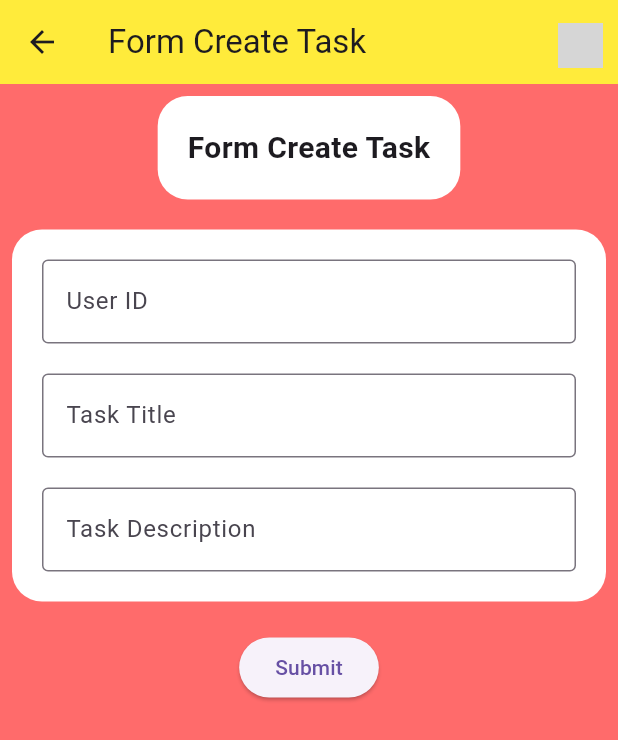
After one commit to amirulmukmin3007/learning_application_multifeatures, a Flutter app: the FormCreateTask screen opened directly, after a tap on "Submit", on a phone screen of 412 x 824 dp. The commit adds this screen. Shown: the top 740 px of the screen. Run offline on Flutter 3.47's test engine with Material 3 defaults, Android fonts, the phone set to English and light mode, and no system bars; our stand-ins replace file_picker, geolocator, image_picker, permission_handler; network calls fail; grey boxes are pictures that could not be loaded.

Commit message:
new update (simplified)

```diff
--- a/lib/models/form_models.dart
+++ b/lib/models/form_models.dart
@@ -37,6 +37,32 @@ Future<Map<String, dynamic>> submitFormApplication(
   }
 }
 
+Future<Map<String, dynamic>> postFormCreateTask(
+  userId,
+  taskTitle,
+  taskDescription,
+) async {
+  try {
+    final response = await http.post(
+      Uri.parse(Api.postFormCreateTask),
+      body: {
+        'user_id': userId,
+        'task_title': taskTitle,
+        'task_desc': taskDescription,
+      },
+    );
+    print(response.body);
+    if (response.statusCode == 200) {
+      return jsonDecode(response.body);
+    } else {
+      return {};
+    }
+  } catch (e) {
+    print(e);
+    return {};
+  }
+}
+
 Future<Map<String, dynamic>> fetchFormApplication() async {
   try {
     final response = await http.get(Uri.parse(Api.getFormApplication));
--- a/lib/utils/route/api.dart
+++ b/lib/utils/route/api.dart
@@ -23,5 +23,7 @@ class Api {
   static const getTaskDataMatthew = baseUrl + 'api/tasks/matthew';
 
   static const postFormApplication = baseUrl + 'api/form/submit-application';
+  static const postFormCreateTask =
+      baseUrl + 'api/form/submit-form-create-task';
   static const getFormApplication = baseUrl + 'api/form/get-application';
 }
--- /dev/null
+++ b/lib/views/pages/form_create_task.dart
@@ -0,0 +1,136 @@
+import 'package:flutter/material.dart';
+import 'package:learning_application_multifeatures/models/form_models.dart';
+import 'package:learning_application_multifeatures/utils/components/custom_appbar.dart';
+
+class FormCreateTask extends StatefulWidget {
+  const FormCreateTask({super.key});
+
+  @override
+  State<FormCreateTask> createState() => _FormCreateTaskState();
+}
+
+class _FormCreateTaskState extends State<FormCreateTask> {
+  Map<String, dynamic> result = {};
+  TextEditingController userIdController = TextEditingController();
+  TextEditingController taskTitleController = TextEditingController();
+  TextEditingController taskDescriptionController = TextEditingController();
+  bool isLoading = false;
+
+  Future<void> submitForm() async {
+    setState(() {
+      isLoading = true;
+    });
+
+    result = await postFormCreateTask(
+      userIdController.text,
+      taskTitleController.text,
+      taskDescriptionController.text,
+    );
+
+    if (result['success'] == true) {
+      showDialog(
+        context: context,
+        builder: (context) => AlertDialog(
+          title: Text('Success'),
+          content: Text('Task created successfully!'),
+          actions: [
+            TextButton(
+              child: Text('OK'),
+              onPressed: () => Navigator.pop(context),
+            ),
+          ],
+        ),
+      );
+    }
+
+    setState(() {
+      isLoading = false;
+    });
+  }
+
+  @override
+  Widget build(BuildContext context) {
+    return Scaffold(
+      backgroundColor: Color(0xFFFF6B6B),
+      appBar: CustomAppbar(title: 'Form Create Task'),
+      body: Stack(
+        children: [
+          SingleChildScrollView(
+            child: Center(
+              child: Padding(
+                padding: const EdgeInsets.all(8.0),
+                child: Column(
+                  children: [
+                    Container(
+                      padding: const EdgeInsets.all(20),
+                      decoration: BoxDecoration(
+                        color: Colors.white,
+                        borderRadius: BorderRadius.circular(20),
+                      ),
+                      child: Text(
+                        'Form Create Task',
+                        style: TextStyle(
+                          fontWeight: FontWeight.bold,
+                          fontSize: 20,
+                        ),
+                      ),
+                    ),
+                    const SizedBox(height: 20),
+                    Container(
+                      padding: const EdgeInsets.all(20),
+                      decoration: BoxDecoration(
+                        color: Colors.white,
+                        borderRadius: BorderRadius.circular(20),
+                      ),
+                      child: Column(
+                        children: [
+                          TextFormField(
+                            controller: userIdController,
+                            decoration: const InputDecoration(
+                              labelText: 'User ID',
+                              border: OutlineInputBorder(),
+                            ),
+                          ),
+                          const SizedBox(height: 20),
+                          TextFormField(
+                            controller: taskTitleController,
+                            decoration: const InputDecoration(
+                              labelText: 'Task Title',
+                              border: OutlineInputBorder(),
+                            ),
+                          ),
+                          const SizedBox(height: 20),
+                          TextFormField(
+                            controller: taskDescriptionController,
+                            decoration: const InputDecoration(
+                              labelText: 'Task Description',
+                              border: OutlineInputBorder(),
+                            ),
+                            maxLines: null,
+                          ),
+                        ],
+                      ),
+                    ),
+                    const SizedBox(height: 20),
+                    ElevatedButton(
+                      onPressed: () {
+                        submitForm();
+                      },
+                      child: const Text('Submit'),
+                    ),
+                  ],
+                ),
+              ),
+            ),
+          ),
+          Visibility(
+            visible: isLoading,
+            child: Center(
+              child: CircularProgressIndicator(color: Colors.yellow),
+            ),
+          ),
+        ],
+      ),
+    );
+  }
+}
--- a/lib/views/screens/form_page.dart
+++ b/lib/views/screens/form_page.dart
@@ -3,6 +3,7 @@ import 'package:learning_application_multifeatures/utils/components/custom_appba
 import 'package:learning_application_multifeatures/utils/components/custom_button.dart';
 import 'package:learning_application_multifeatures/views/pages/form_application.dart';
 import 'package:learning_application_multifeatures/views/pages/form_complex.dart';
+import 'package:learning_application_multifeatures/views/pages/form_create_task.dart';
 import 'package:learning_application_multifeatures/views/pages/show_form_application.dart';
 
 class FormPage extends StatefulWidget {
@@ -24,6 +25,17 @@ class _FormPageState extends State<FormPage> {
             padding: const EdgeInsets.all(8.0),
             child: Column(
               children: [
+                CustomButton(
+                  title: 'Form Create Task',
+                  icon: Icons.add,
+                  color: Colors.white,
+                  onTap: () {
+                    Navigator.push(
+                      context,
+                      MaterialPageRoute(builder: (context) => FormCreateTask()),
+                    );
+                  },
+                ),
                 CustomButton(
                   onTap: () {
                     Navigator.push(
```
